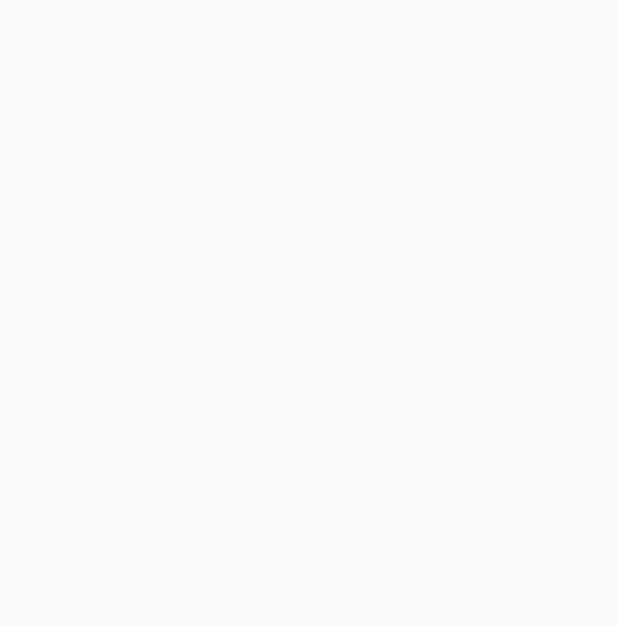
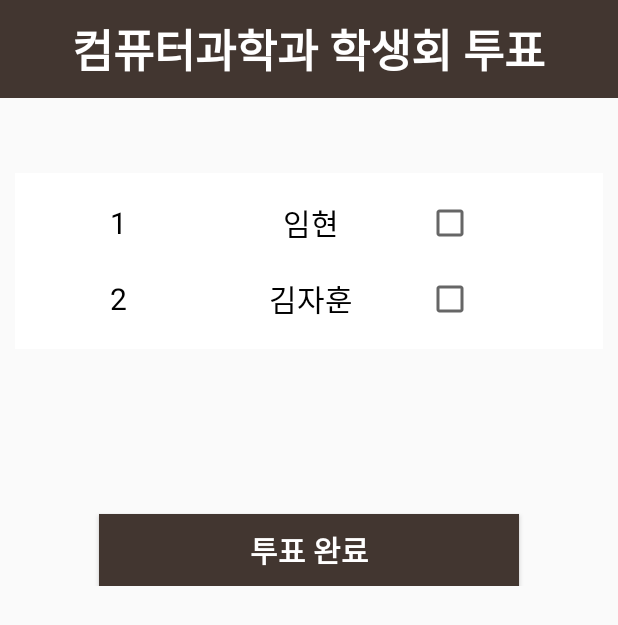
Before and after one commit to 0pg/Profit_Cut, an Android app: the VoteActivity screen opened directly, with no data from a screen before it, on a phone screen of 412 x 824 dp. Before the commit the part shown is empty. Shown: the top 625 px of the screen. Run offline under Robolectric (Android 15) with nearby library versions, the phone set to English and light mode, and no system bars.

Commit message:
Mod activity_vote.xml
투표 UI 구현

```diff
--- a/Src/Java/Android/Votechain/app/src/main/res/layout/activity_vote.xml
+++ b/Src/Java/Android/Votechain/app/src/main/res/layout/activity_vote.xml
@@ -6,4 +6,106 @@
     android:layout_height="match_parent"
     tools:context=".VoteActivity">
 
+    <LinearLayout
+        android:layout_width="match_parent"
+        android:layout_height="match_parent"
+        android:orientation="vertical">
+
+        <LinearLayout
+            android:layout_width="match_parent"
+            android:layout_height="wrap_content"
+            android:orientation="vertical"
+            android:background="@color/colorPrimaryDark">
+
+            <TextView
+                android:layout_width="wrap_content"
+                android:layout_height="wrap_content"
+                android:layout_gravity="center"
+                android:text="컴퓨터과학과 학생회 투표"
+                android:textColor="#ffffff"
+                android:textSize="30dp"
+                android:textStyle="bold"
+                android:layout_marginTop="10dp"
+                android:layout_marginBottom="10dp"/>
+        </LinearLayout>
+
+        <TableLayout
+            android:layout_width="wrap_content"
+            android:layout_height="wrap_content"
+            android:background="#ffffff"
+            android:padding="8dp"
+            android:stretchColumns="*"
+            android:layout_marginTop="50dp"
+            android:layout_marginLeft="10dp"
+            android:layout_marginRight="10dp">
+
+            <TableRow
+                android:background="#ffffff"
+                android:padding="8dp"
+                android:stretchColumns="*">
+                <TextView
+                    android:layout_gravity="center"
+                    android:textSize="20dp"
+                    android:textColor="#000000"
+                    android:text="1"
+                    android:layout_margin="1dp"/>
+
+                <TextView
+                    android:layout_marginLeft="10dp"
+                    android:layout_gravity="center"
+                    android:textSize="20dp"
+                    android:textColor="#000000"
+                    android:text="임현"
+                    android:layout_margin="1dp"/>
+
+                <CheckBox
+                    android:layout_marginLeft="10dp"
+                    android:layout_margin="1dp" />
+            </TableRow>
+
+            <TableRow
+                android:background="#ffffff"
+                android:padding="8dp"
+                android:stretchColumns="*">
+                <TextView
+                    android:layout_gravity="center"
+                    android:textSize="20dp"
+                    android:textColor="#000000"
+                    android:text="2"
+                    android:layout_margin="1dp"/>
+
+                <TextView
+                    android:layout_marginLeft="10dp"
+                    android:layout_gravity="center"
+                    android:textSize="20dp"
+                    android:textColor="#000000"
+                    android:text="김자훈"
+                    android:layout_margin="1dp"/>
+
+                <CheckBox
+                    android:layout_marginLeft="10dp"
+                    android:layout_margin="1dp" />
+            </TableRow>
+
+        </TableLayout>
+
+        <LinearLayout
+            android:layout_width="match_parent"
+            android:layout_height="wrap_content"
+            android:orientation="vertical"
+            android:layout_marginTop="100dp">
+
+            <Button
+                android:layout_width="280dp"
+                android:layout_height="wrap_content"
+                android:textSize="20dp"
+                android:textStyle="bold"
+                android:textColor="#ffffff"
+                android:background="@color/colorPrimaryDark"
+                android:text="투표 완료"
+                android:layout_marginTop="10dp"
+                android:layout_gravity="center" />
+        </LinearLayout>
+    </LinearLayout>
+
 </android.support.constraint.ConstraintLayout>
--- a/Src/Java/Android/Votechain/app/src/main/res/values/colors.xml
+++ b/Src/Java/Android/Votechain/app/src/main/res/values/colors.xml
@@ -3,4 +3,5 @@
     <color name="colorPrimary">#ffeb33</color>
     <color name="colorPrimaryDark">#423630</color>
     <color name="colorAccent">#f0f0f0</color>
+    <color name="colorBackground">#f0f0f0</color>
 </resources>
```
